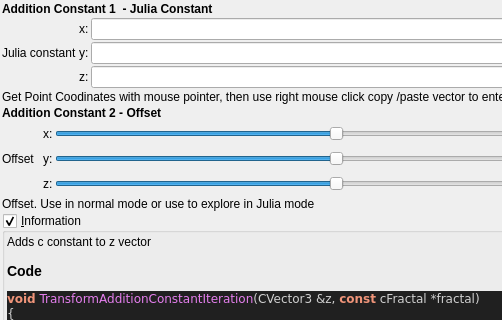
Before: the Qt Designer form mandelbulber2/qt_data/fractal_transf_addition_constant.ui in buddhi1980/mandelbulber2, drawn with Qt 5; both pictures show x 0 to 502 and y 0 to 320 of the 709 by 690 pixel window.
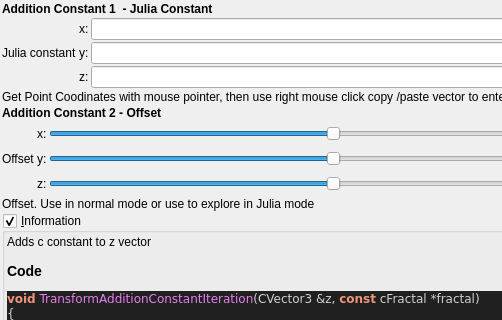
After: the same form once the commit is applied. Custom widgets are drawn as their Qt base class.

Diff of the .ui file:
```diff
--- a/mandelbulber2/qt_data/fractal_transf_addition_constant.ui
+++ b/mandelbulber2/qt_data/fractal_transf_addition_constant.ui
@@ -188,7 +188,7 @@
      <item row="3" column="1">
       <widget class="QLabel" name="label_255">
        <property name="text">
-        <string>Offset  </string>
+        <string>Offset</string>
        </property>
       </widget>
      </item>
```
